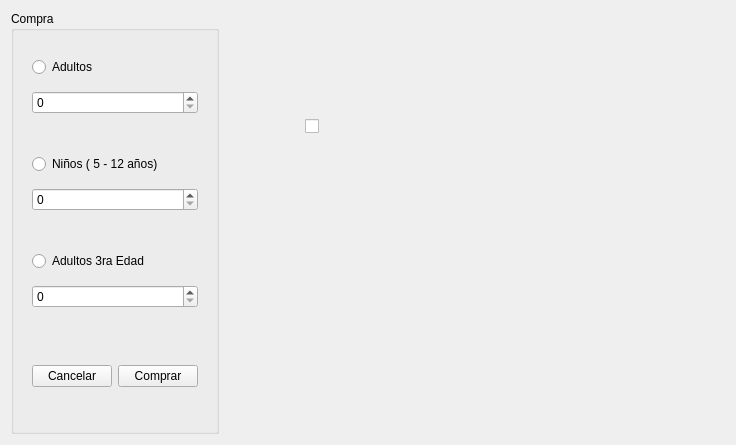
Above: salaui.ui from JosephBano/P60-ProyectoParcial2 before the change. Below: the same form after it.
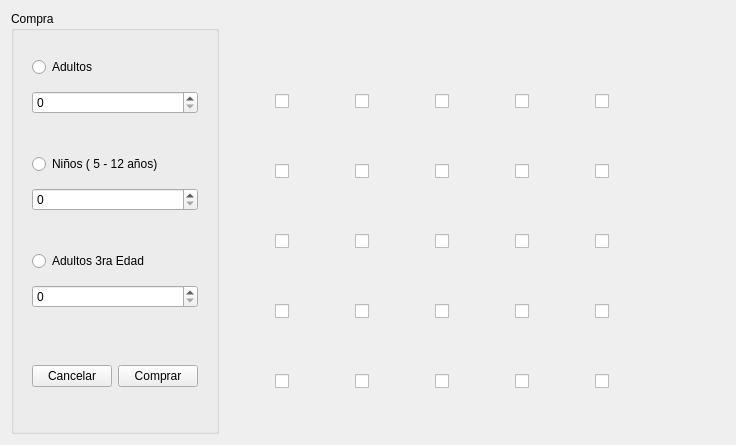
That is the form after the change. Icons and pictures are not drawn.

Commit message: Butacas incrementadas y boton de cancelar

```diff
--- a/salaui.ui
+++ b/salaui.ui
@@ -102,14 +102,498 @@
      <widget class="QCheckBox" name="checkBox">
       <property name="geometry">
        <rect>
-        <x>80</x>
-        <y>70</y>
-        <width>92</width>
-        <height>91</height>
+        <x>50</x>
+        <y>60</y>
+        <width>61</width>
+        <height>61</height>
        </rect>
       </property>
+      <property name="layoutDirection">
+       <enum>Qt::LeftToRight</enum>
+      </property>
       <property name="styleSheet">
-       <string notr="true">border-image: url(:/Resourses/JurworldCartelera.jpg);</string>
+       <string notr="true">
+border-image: url(:/Resourses/Butaca.png);</string>
+      </property>
+      <property name="text">
+       <string/>
+      </property>
+     </widget>
+     <widget class="QCheckBox" name="Butacabtn_2">
+      <property name="geometry">
+       <rect>
+        <x>130</x>
+        <y>60</y>
+        <width>61</width>
+        <height>61</height>
+       </rect>
+      </property>
+      <property name="layoutDirection">
+       <enum>Qt::LeftToRight</enum>
+      </property>
+      <property name="styleSheet">
+       <string notr="true">
+border-image: url(:/Resourses/Butaca.png);</string>
+      </property>
+      <property name="text">
+       <string/>
+      </property>
+     </widget>
+     <widget class="QCheckBox" name="Butacabtn_3">
+      <property name="geometry">
+       <rect>
+        <x>210</x>
+        <y>60</y>
+        <width>61</width>
+        <height>61</height>
+       </rect>
+      </property>
+      <property name="layoutDirection">
+       <enum>Qt::LeftToRight</enum>
+      </property>
+      <property name="styleSheet">
+       <string notr="true">
+border-image: url(:/Resourses/Butaca.png);</string>
+      </property>
+      <property name="text">
+       <string/>
+      </property>
+     </widget>
+     <widget class="QCheckBox" name="Butacabtn_4">
+      <property name="geometry">
+       <rect>
+        <x>290</x>
+        <y>60</y>
+        <width>61</width>
+        <height>61</height>
+       </rect>
+      </property>
+      <property name="layoutDirection">
+       <enum>Qt::LeftToRight</enum>
+      </property>
+      <property name="styleSheet">
+       <string notr="true">
+border-image: url(:/Resourses/Butaca.png);</string>
+      </property>
+      <property name="text">
+       <string/>
+      </property>
+     </widget>
+     <widget class="QCheckBox" name="Butacabtn_5">
+      <property name="geometry">
+       <rect>
+        <x>370</x>
+        <y>60</y>
+        <width>61</width>
+        <height>61</height>
+       </rect>
+      </property>
+      <property name="layoutDirection">
+       <enum>Qt::LeftToRight</enum>
+      </property>
+      <property name="styleSheet">
+       <string notr="true">
+border-image: url(:/Resourses/Butaca.png);</string>
+      </property>
+      <property name="text">
+       <string/>
+      </property>
+     </widget>
+     <widget class="QCheckBox" name="Butacabtn_6">
+      <property name="geometry">
+       <rect>
+        <x>50</x>
+        <y>130</y>
+        <width>61</width>
+        <height>61</height>
+       </rect>
+      </property>
+      <property name="layoutDirection">
+       <enum>Qt::LeftToRight</enum>
+      </property>
+      <property name="styleSheet">
+       <string notr="true">
+border-image: url(:/Resourses/Butaca.png);</string>
+      </property>
+      <property name="text">
+       <string/>
+      </property>
+     </widget>
+     <widget class="QCheckBox" name="Butacabtn_7">
+      <property name="geometry">
+       <rect>
+        <x>50</x>
+        <y>200</y>
+        <width>61</width>
+        <height>61</height>
+       </rect>
+      </property>
+      <property name="layoutDirection">
+       <enum>Qt::LeftToRight</enum>
+      </property>
+      <property name="styleSheet">
+       <string notr="true">
+border-image: url(:/Resourses/Butaca.png);</string>
+      </property>
+      <property name="text">
+       <string/>
+      </property>
+     </widget>
+     <widget class="QCheckBox" name="Butacabtn_8">
+      <property name="geometry">
+       <rect>
+        <x>50</x>
+        <y>270</y>
+        <width>61</width>
+        <height>61</height>
+       </rect>
+      </property>
+      <property name="layoutDirection">
+       <enum>Qt::LeftToRight</enum>
+      </property>
+      <property name="styleSheet">
+       <string notr="true">
+border-image: url(:/Resourses/Butaca.png);</string>
+      </property>
+      <property name="text">
+       <string/>
+      </property>
+     </widget>
+     <widget class="QCheckBox" name="Butacabtn_9">
+      <property name="geometry">
+       <rect>
+        <x>50</x>
+        <y>340</y>
+        <width>61</width>
+        <height>61</height>
+       </rect>
+      </property>
+      <property name="layoutDirection">
+       <enum>Qt::LeftToRight</enum>
+      </property>
+      <property name="styleSheet">
+       <string notr="true">
+border-image: url(:/Resourses/Butaca.png);</string>
+      </property>
+      <property name="text">
+       <string/>
+      </property>
+     </widget>
+     <widget class="QCheckBox" name="Butacabtn_10">
+      <property name="geometry">
+       <rect>
+        <x>130</x>
+        <y>340</y>
+        <width>61</width>
+        <height>61</height>
+       </rect>
+      </property>
+      <property name="layoutDirection">
+       <enum>Qt::LeftToRight</enum>
+      </property>
+      <property name="styleSheet">
+       <string notr="true">
+border-image: url(:/Resourses/Butaca.png);</string>
+      </property>
+      <property name="text">
+       <string/>
+      </property>
+     </widget>
+     <widget class="QCheckBox" name="Butacabtn_11">
+      <property name="geometry">
+       <rect>
+        <x>130</x>
+        <y>270</y>
+        <width>61</width>
+        <height>61</height>
+       </rect>
+      </property>
+      <property name="layoutDirection">
+       <enum>Qt::LeftToRight</enum>
+      </property>
+      <property name="styleSheet">
+       <string notr="true">
+border-image: url(:/Resourses/Butaca.png);</string>
+      </property>
+      <property name="text">
+       <string/>
+      </property>
+     </widget>
+     <widget class="QCheckBox" name="Butacabtn_12">
+      <property name="geometry">
+       <rect>
+        <x>130</x>
+        <y>200</y>
+        <width>61</width>
+        <height>61</height>
+       </rect>
+      </property>
+      <property name="layoutDirection">
+       <enum>Qt::LeftToRight</enum>
+      </property>
+      <property name="styleSheet">
+       <string notr="true">
+border-image: url(:/Resourses/Butaca.png);</string>
+      </property>
+      <property name="text">
+       <string/>
+      </property>
+     </widget>
+     <widget class="QCheckBox" name="Butacabtn_13">
+      <property name="geometry">
+       <rect>
+        <x>130</x>
+        <y>130</y>
+        <width>61</width>
+        <height>61</height>
+       </rect>
+      </property>
+      <property name="layoutDirection">
+       <enum>Qt::LeftToRight</enum>
+      </property>
+      <property name="styleSheet">
+       <string notr="true">
+border-image: url(:/Resourses/Butaca.png);</string>
+      </property>
+      <property name="text">
+       <string/>
+      </property>
+     </widget>
+     <widget class="QCheckBox" name="Butacabtn_14">
+      <property name="geometry">
+       <rect>
+        <x>210</x>
+        <y>130</y>
+        <width>61</width>
+        <height>61</height>
+       </rect>
+      </property>
+      <property name="layoutDirection">
+       <enum>Qt::LeftToRight</enum>
+      </property>
+      <property name="styleSheet">
+       <string notr="true">
+border-image: url(:/Resourses/Butaca.png);</string>
+      </property>
+      <property name="text">
+       <string/>
+      </property>
+     </widget>
+     <widget class="QCheckBox" name="Butacabtn_15">
+      <property name="geometry">
+       <rect>
+        <x>290</x>
+        <y>130</y>
+        <width>61</width>
+        <height>61</height>
+       </rect>
+      </property>
+      <property name="layoutDirection">
+       <enum>Qt::LeftToRight</enum>
+      </property>
+      <property name="styleSheet">
+       <string notr="true">
+border-image: url(:/Resourses/Butaca.png);</string>
+      </property>
+      <property name="text">
+       <string/>
+      </property>
+     </widget>
+     <widget class="QCheckBox" name="Butacabtn_16">
+      <property name="geometry">
+       <rect>
+        <x>370</x>
+        <y>130</y>
+        <width>61</width>
+        <height>61</height>
+       </rect>
+      </property>
+      <property name="layoutDirection">
+       <enum>Qt::LeftToRight</enum>
+      </property>
+      <property name="styleSheet">
+       <string notr="true">
+border-image: url(:/Resourses/Butaca.png);</string>
+      </property>
+      <property name="text">
+       <string/>
+      </property>
+     </widget>
+     <widget class="QCheckBox" name="Butacabtn_17">
+      <property name="geometry">
+       <rect>
+        <x>210</x>
+        <y>200</y>
+        <width>61</width>
+        <height>61</height>
+       </rect>
+      </property>
+      <property name="layoutDirection">
+       <enum>Qt::LeftToRight</enum>
+      </property>
+      <property name="styleSheet">
+       <string notr="true">
+border-image: url(:/Resourses/Butaca.png);</string>
+      </property>
+      <property name="text">
+       <string/>
+      </property>
+     </widget>
+     <widget class="QCheckBox" name="Butacabtn_18">
+      <property name="geometry">
+       <rect>
+        <x>210</x>
+        <y>270</y>
+        <width>61</width>
+        <height>61</height>
+       </rect>
+      </property>
+      <property name="layoutDirection">
+       <enum>Qt::LeftToRight</enum>
+      </property>
+      <property name="styleSheet">
+       <string notr="true">
+border-image: url(:/Resourses/Butaca.png);</string>
+      </property>
+      <property name="text">
+       <string/>
+      </property>
+     </widget>
+     <widget class="QCheckBox" name="Butacabtn_19">
+      <property name="geometry">
+       <rect>
+        <x>210</x>
+        <y>340</y>
+        <width>61</width>
+        <height>61</height>
+       </rect>
+      </property>
+      <property name="layoutDirection">
+       <enum>Qt::LeftToRight</enum>
+      </property>
+      <property name="styleSheet">
+       <string notr="true">
+border-image: url(:/Resourses/Butaca.png);</string>
+      </property>
+      <property name="text">
+       <string/>
+      </property>
+     </widget>
+     <widget class="QCheckBox" name="Butacabtn_20">
+      <property name="geometry">
+       <rect>
+        <x>290</x>
+        <y>200</y>
+        <width>61</width>
+        <height>61</height>
+       </rect>
+      </property>
+      <property name="layoutDirection">
+       <enum>Qt::LeftToRight</enum>
+      </property>
+      <property name="styleSheet">
+       <string notr="true">
+border-image: url(:/Resourses/Butaca.png);</string>
+      </property>
+      <property name="text">
+       <string/>
+      </property>
+     </widget>
+     <widget class="QCheckBox" name="Butacabtn_21">
+      <property name="geometry">
+       <rect>
+        <x>370</x>
+        <y>200</y>
+        <width>61</width>
+        <height>61</height>
+       </rect>
+      </property>
+      <property name="layoutDirection">
+       <enum>Qt::LeftToRight</enum>
+      </property>
+      <property name="styleSheet">
+       <string notr="true">
+border-image: url(:/Resourses/Butaca.png);</string>
+      </property>
+      <property name="text">
+       <string/>
+      </property>
+     </widget>
+     <widget class="QCheckBox" name="Butacabtn_22">
+      <property name="geometry">
+       <rect>
+        <x>290</x>
+        <y>270</y>
+        <width>61</width>
+        <height>61</height>
+       </rect>
+      </property>
+      <property name="layoutDirection">
+       <enum>Qt::LeftToRight</enum>
+      </property>
+      <property name="styleSheet">
+       <string notr="true">
+border-image: url(:/Resourses/Butaca.png);</string>
+      </property>
+      <property name="text">
+       <string/>
+      </property>
+     </widget>
+     <widget class="QCheckBox" name="Butacabtn_23">
+      <property name="geometry">
+       <rect>
+        <x>370</x>
+        <y>270</y>
+        <width>61</width>
+        <height>61</height>
+       </rect>
+      </property>
+      <property name="layoutDirection">
+       <enum>Qt::LeftToRight</enum>
+      </property>
+      <property name="styleSheet">
+       <string notr="true">
+border-image: url(:/Resourses/Butaca.png);</string>
+      </property>
+      <property name="text">
+       <string/>
+      </property>
+     </widget>
+     <widget class="QCheckBox" name="Butacabtn_24">
+      <property name="geometry">
+       <rect>
+        <x>290</x>
+        <y>340</y>
+        <width>61</width>
+        <height>61</height>
+       </rect>
+      </property>
+      <property name="layoutDirection">
+       <enum>Qt::LeftToRight</enum>
+      </property>
+      <property name="styleSheet">
+       <string notr="true">
+border-image: url(:/Resourses/Butaca.png);</string>
+      </property>
+      <property name="text">
+       <string/>
+      </property>
+     </widget>
+     <widget class="QCheckBox" name="Butacabtn_25">
+      <property name="geometry">
+       <rect>
+        <x>370</x>
+        <y>340</y>
+        <width>61</width>
+        <height>61</height>
+       </rect>
+      </property>
+      <property name="layoutDirection">
+       <enum>Qt::LeftToRight</enum>
+      </property>
+      <property name="styleSheet">
+       <string notr="true">
+border-image: url(:/Resourses/Butaca.png);</string>
       </property>
       <property name="text">
        <string/>
```
Left out of the diff: 23 changed lines with no effect on the pictures. The commit also changes 3 other files.
